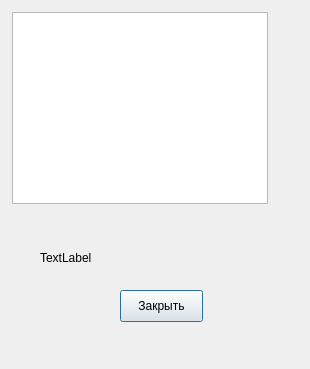
This is problems/sprint2/grocery/submission/cartwindow.ui in rocksteady591/cpp-qt as Qt 5 draws it before an edit. The edited form follows.
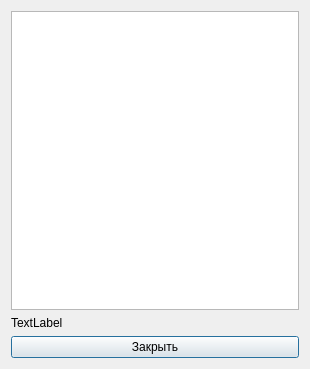
This is the edited form.

Diff of the .ui file:
```diff
--- a/problems/sprint2/grocery/submission/cartwindow.ui
+++ b/problems/sprint2/grocery/submission/cartwindow.ui
@@ -13,42 +13,25 @@
   <property name="windowTitle">
    <string> Корзина</string>
   </property>
-  <widget class="QListWidget" name="listWidget">
-   <property name="geometry">
-    <rect>
-     <x>12</x>
-     <y>12</y>
-     <width>256</width>
-     <height>192</height>
-    </rect>
-   </property>
-  </widget>
+  <layout class="QVBoxLayout" name="verticalLayout">
+   <item>
+    <widget class="QListWidget" name="listWidget"/>
+   </item>
+   <item>
   <widget class="QLabel" name="label">
-   <property name="geometry">
-    <rect>
-     <x>40</x>
-     <y>250</y>
-     <width>58</width>
-     <height>16</height>
-    </rect>
-   </property>
    <property name="text">
     <string>TextLabel</string>
    </property>
   </widget>
+   </item>
+   <item>
   <widget class="QPushButton" name="btn_close">
-   <property name="geometry">
-    <rect>
-     <x>120</x>
-     <y>290</y>
-     <width>83</width>
-     <height>32</height>
-    </rect>
-   </property>
    <property name="text">
     <string>Закрыть</string>
    </property>
   </widget>
+   </item>
+  </layout>
  </widget>
  <resources/>
  <connections>
```
Lines whose indentation alone changed are shown as unchanged.
